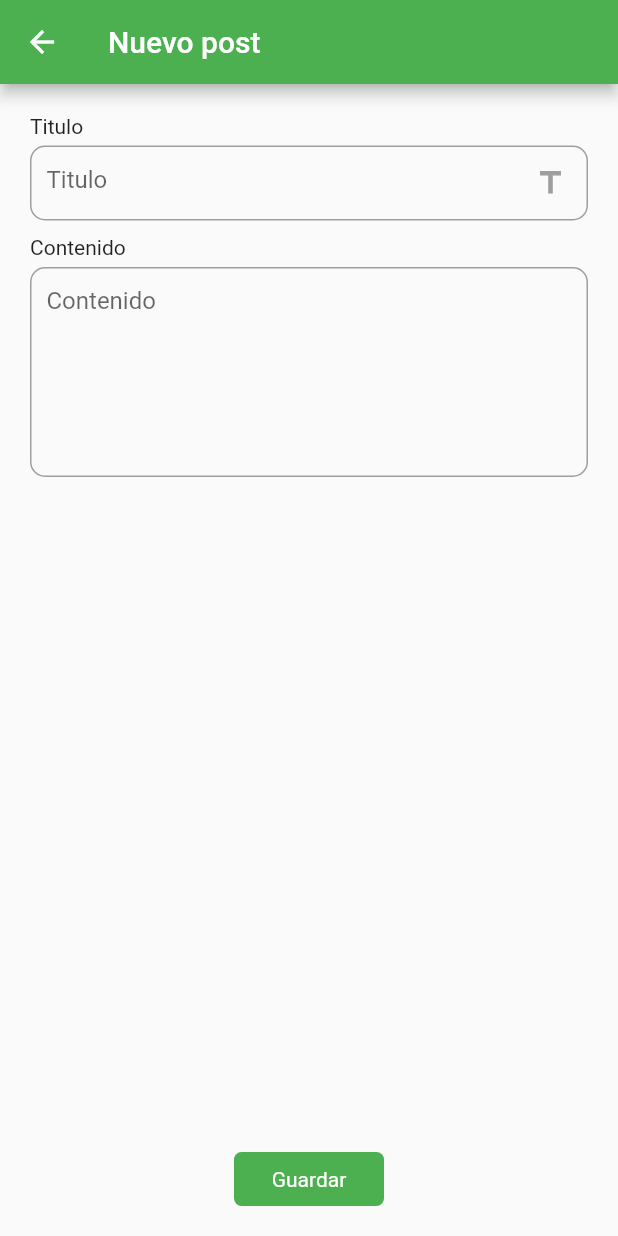
After one commit to javiermorenodev/app_initial, a Flutter app: the DetailUserScreen screen opened by its route, after a tap on the "note add" icon, on a phone screen of 412 x 824 dp. The commit adds this screen. Run offline on Flutter 3.47's test engine with Material 2 defaults, Android fonts, the phone set to English and light mode, and no system bars.

Commit message:
Maquetar nuevo post

```diff
--- a/lib/presentation/app.dart
+++ b/lib/presentation/app.dart
@@ -18,6 +18,7 @@ class MyApp extends StatelessWidget {
         HomeScreen.routeName: (_) => const HomeScreen(),
         NewUserScreen.routeName: (_) => const NewUserScreen(),
         DetailUserScreen.routeName: (_) => const DetailUserScreen(),
+        NewPostScreen.routeName: (_) => const NewPostScreen(),
       },
     );
   }
--- a/lib/presentation/screens/detail_user/DetailUser.dart
+++ b/lib/presentation/screens/detail_user/DetailUser.dart
@@ -1,5 +1,6 @@
 import 'package:first/presentation/screens/detail_user/widgets/info.dart';
 import 'package:first/presentation/screens/detail_user/widgets/list_post.dart';
+import 'package:first/presentation/screens/screens.dart';
 import 'package:flutter/material.dart';
 
 class DetailUserScreen extends StatelessWidget {
@@ -62,9 +63,9 @@ class DetailUserScreen extends StatelessWidget {
         ),
       ),
       floatingActionButton: FloatingActionButton(
-        onPressed: () {},
+        onPressed: () => Navigator.pushNamed(context, NewPostScreen.routeName),
         backgroundColor: Theme.of(context).primaryColor,
-        child: const Icon(Icons.add),
+        child: const Icon(Icons.note_add_rounded),
       ),
     );
   }
--- a/lib/presentation/screens/detail_user/widgets/info.dart
+++ b/lib/presentation/screens/detail_user/widgets/info.dart
@@ -6,6 +6,7 @@ class InfoWidget extends StatelessWidget {
   @override
   Widget build(BuildContext context) {
     return Column(
+      crossAxisAlignment: CrossAxisAlignment.stretch,
       children: [
         const Text(
           'Información de usuario',
--- /dev/null
+++ b/lib/presentation/screens/new_post/NewPost.dart
@@ -0,0 +1,39 @@
+import 'package:first/presentation/widgets/buttom.dart';
+import 'package:first/presentation/widgets/text_field.dart';
+import 'package:flutter/material.dart';
+
+class NewPostScreen extends StatelessWidget {
+  static String routeName = 'new_post';
+
+  const NewPostScreen({super.key});
+
+  @override
+  Widget build(BuildContext context) {
+    return Scaffold(
+      appBar: AppBar(
+        title: const Text('Nuevo post'),
+        backgroundColor: Theme.of(context).primaryColor,
+      ),
+      body: Padding(
+        padding: const EdgeInsets.all(20.0),
+        child: Column(
+          children: const [
+            TextFieldWidget(
+              label: 'Titulo',
+              placeholder: 'Titulo',
+              icon: Icons.title,
+            ),
+            SizedBox(height: 10.0),
+            TextFieldWidget(
+              label: 'Contenido',
+              placeholder: 'Contenido',
+              isTextArea: true,
+            ),
+            Spacer(),
+            ButtomWidget()
+          ],
+        ),
+      ),
+    );
+  }
+}
--- a/lib/presentation/screens/new_user/NewUser.dart
+++ b/lib/presentation/screens/new_user/NewUser.dart
@@ -55,20 +55,7 @@ class _NewUserScreenState extends State<NewUserScreen> {
               ],
             ),
             const Spacer(),
-            Container(
-              width: 100.0,
-              padding: EdgeInsets.all(10.0),
-              decoration: BoxDecoration(
-                color: Theme.of(context).primaryColor,
-                borderRadius: BorderRadius.circular(5.0),
-              ),
-              child: Center(
-                child: Text(
-                  'Guardar',
-                  style: TextStyle(color: Colors.white),
-                ),
-              ),
-            )
+            const ButtomWidget()
           ],
         ),
       ),
--- a/lib/presentation/screens/screens.dart
+++ b/lib/presentation/screens/screens.dart
@@ -1,3 +1,4 @@
 export 'package:first/presentation/screens/detail_user/DetailUser.dart';
 export 'package:first/presentation/screens/home/Home.dart';
+export 'package:first/presentation/screens/new_post/NewPost.dart';
 export 'package:first/presentation/screens/new_user/NewUser.dart';
--- /dev/null
+++ b/lib/presentation/widgets/buttom.dart
@@ -0,0 +1,23 @@
+import 'package:flutter/material.dart';
+
+class ButtomWidget extends StatelessWidget {
+  const ButtomWidget({super.key});
+
+  @override
+  Widget build(BuildContext context) {
+    return Container(
+      width: 100.0,
+      padding: const EdgeInsets.all(10.0),
+      decoration: BoxDecoration(
+        color: Theme.of(context).primaryColor,
+        borderRadius: BorderRadius.circular(5.0),
+      ),
+      child: const Center(
+        child: Text(
+          'Guardar',
+          style: TextStyle(color: Colors.white),
+        ),
+      ),
+    );
+  }
+}
--- a/lib/presentation/widgets/widgets.dart
+++ b/lib/presentation/widgets/widgets.dart
@@ -1,2 +1,3 @@
+export 'package:first/presentation/widgets/buttom.dart';
 export 'package:first/presentation/widgets/dropdown.dart';
 export 'package:first/presentation/widgets/text_field.dart';
```
